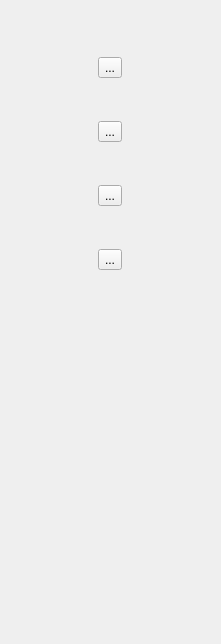
This is src/GUI/sideMenu/sideMenuWidget.ui in firemeatman/C-Light-IDE as Qt 5 draws it before an edit. The edited form follows.
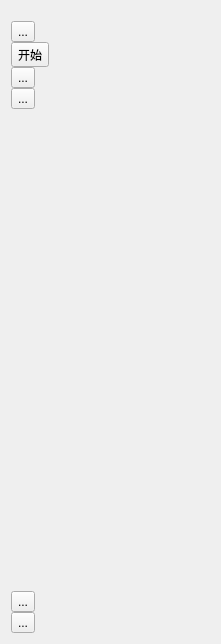
This is the edited form. Icons and pictures are not drawn.

```diff
--- a/src/GUI/sideMenu/sideMenuWidget.ui
+++ b/src/GUI/sideMenu/sideMenuWidget.ui
@@ -10,46 +10,295 @@
     <height>644</height>
    </rect>
   </property>
+  <property name="sizePolicy">
+   <sizepolicy hsizetype="Expanding" vsizetype="Expanding">
+    <horstretch>0</horstretch>
+    <verstretch>0</verstretch>
+   </sizepolicy>
+  </property>
   <property name="windowTitle">
    <string>Form</string>
   </property>
-  <layout class="QGridLayout" name="gridLayout_2">
-   <item row="0" column="0">
-    <widget class="QWidget" name="widget" native="true">
-     <layout class="QGridLayout" name="gridLayout">
-      <item row="0" column="0">
-       <widget class="QToolButton" name="toolButton">
-        <property name="text">
-         <string>...</string>
+  <property name="styleSheet">
+   <string notr="true">#SideMenuWidget{
+
+	border: 2px;
+}</string>
+  </property>
+  <layout class="QVBoxLayout" name="verticalLayout_4">
+   <item>
+    <widget class="QWidget" name="widget_1" native="true">
+     <property name="sizePolicy">
+      <sizepolicy hsizetype="Preferred" vsizetype="Expanding">
+       <horstretch>0</horstretch>
+       <verstretch>0</verstretch>
+      </sizepolicy>
+     </property>
+     <property name="styleSheet">
+      <string notr="true">#widget_1 {
+	border: 2px solid rgb(89, 89, 89);
+}
+
+#widget_3 {
+	border: 0px;
+	margin: 0px;
+	padding: 0px;
+}
+
+#widget_4 {
+	border: 2px solid rgb(255, 85, 0);
+	margin: 2px;
+	padding: 2px;
+}
+
+#widget_3 &gt;  QToolButton{
+	color: rgb(0, 0, 0);
+	border: 0px;
+	margin-top: 0px;
+	margin-bottom: 0px;
+	margin-left: 2px;
+	margin-right: 2px;
+	padding: 0px;
+}
+
+#widget_3 &gt; QToolButton:hover {
+    background-color: rgb(207, 216, 255);
+}
+
+#widget_3 &gt; QToolButton:pressed {
+    background-color: rgb(157, 162, 255);
+}
+
+#widget_3 &gt; QToolButton:disabled {
+    color: rgb(131, 131, 131);
+}
+</string>
+     </property>
+     <layout class="QVBoxLayout" name="verticalLayout_3">
+      <property name="leftMargin">
+       <number>0</number>
+      </property>
+      <property name="topMargin">
+       <number>0</number>
+      </property>
+      <property name="rightMargin">
+       <number>0</number>
+      </property>
+      <property name="bottomMargin">
+       <number>0</number>
+      </property>
+      <item>
+       <widget class="QWidget" name="widget_3" native="true">
+        <property name="sizePolicy">
+         <sizepolicy hsizetype="Expanding" vsizetype="Fixed">
+          <horstretch>0</horstretch>
+          <verstretch>0</verstretch>
+         </sizepolicy>
         </property>
-       </widget>
-      </item>
-      <item row="1" column="0">
-       <widget class="QToolButton" name="toolButton_2">
-        <property name="text">
-         <string>...</string>
+        <property name="styleSheet">
+         <string notr="true"/>
         </property>
+        <layout class="QVBoxLayout" name="verticalLayout">
+         <property name="spacing">
+          <number>0</number>
+         </property>
+         <property name="leftMargin">
+          <number>0</number>
+         </property>
+         <property name="topMargin">
+          <number>10</number>
+         </property>
+         <property name="rightMargin">
+          <number>0</number>
+         </property>
+         <property name="bottomMargin">
+          <number>10</number>
+         </property>
+         <item>
+          <widget class="QToolButton" name="toolButton">
+           <property name="styleSheet">
+            <string notr="true"/>
+           </property>
+           <property name="text">
+            <string>...</string>
+           </property>
+           <property name="icon">
+            <iconset>
+             <normaloff>../../../resource/play_regular_icon_512px.png</normaloff>../../../resource/play_regular_icon_512px.png</iconset>
+           </property>
+           <property name="iconSize">
+            <size>
+             <width>50</width>
+             <height>50</height>
+            </size>
+           </property>
+          </widget>
+         </item>
+         <item>
+          <widget class="QToolButton" name="toolButton_2">
+           <property name="text">
+            <string>开始</string>
+           </property>
+           <property name="icon">
+            <iconset>
+             <normaloff>../../../resource/play_regular_icon_512px.png</normaloff>../../../resource/play_regular_icon_512px.png</iconset>
+           </property>
+           <property name="iconSize">
+            <size>
+             <width>50</width>
+             <height>50</height>
+            </size>
+           </property>
+           <property name="toolButtonStyle">
+            <enum>Qt::ToolButtonTextUnderIcon</enum>
+           </property>
+          </widget>
+         </item>
+         <item>
+          <widget class="QToolButton" name="toolButton_3">
+           <property name="sizePolicy">
+            <sizepolicy hsizetype="Fixed" vsizetype="Fixed">
+             <horstretch>0</horstretch>
+             <verstretch>0</verstretch>
+            </sizepolicy>
+           </property>
+           <property name="text">
+            <string>...</string>
+           </property>
+           <property name="icon">
+            <iconset>
+             <normaloff>../../../resource/play_regular_icon_512px.png</normaloff>../../../resource/play_regular_icon_512px.png</iconset>
+           </property>
+           <property name="iconSize">
+            <size>
+             <width>50</width>
+             <height>50</height>
+            </size>
+           </property>
+          </widget>
+         </item>
+         <item>
+          <widget class="QToolButton" name="toolButton_4">
+           <property name="text">
+            <string>...</string>
+           </property>
+           <property name="icon">
+            <iconset>
+             <normaloff>../../../resource/play_regular_icon_512px.png</normaloff>../../../resource/play_regular_icon_512px.png</iconset>
+           </property>
+           <property name="iconSize">
+            <size>
+             <width>50</width>
+             <height>50</height>
+            </size>
+           </property>
+          </widget>
+         </item>
+        </layout>
        </widget>
       </item>
-      <item row="2" column="0">
-       <widget class="QToolButton" name="toolButton_3">
-        <property name="text">
-         <string>...</string>
-        </property>
-       </widget>
-      </item>
-      <item row="3" column="0">
-       <widget class="QToolButton" name="toolButton_4">
-        <property name="text">
-         <string>...</string>
+      <item>
+       <widget class="QWidget" name="widget_4" native="true">
+        <property name="sizePolicy">
+         <sizepolicy hsizetype="Expanding" vsizetype="Expanding">
+          <horstretch>0</horstretch>
+          <verstretch>0</verstretch>
+         </sizepolicy>
         </property>
        </widget>
       </item>
      </layout>
     </widget>
    </item>
-   <item row="1" column="0">
-    <widget class="QWidget" name="widget_2" native="true"/>
+   <item>
+    <widget class="QWidget" name="widget_2" native="true">
+     <property name="sizePolicy">
+      <sizepolicy hsizetype="Expanding" vsizetype="Fixed">
+       <horstretch>0</horstretch>
+       <verstretch>0</verstretch>
+      </sizepolicy>
+     </property>
+     <property name="styleSheet">
+      <string notr="true">#widget_2{
+	border:2px solid rgb(89, 89, 89);
+	margin: 0px;
+}
+
+#widget_2 &gt; QToolButton{
+    border: 0px solid #555;
+	margin-left: 2px;
+	margin-right: 2px;
+    padding: 0px;
+    color: rgb(0, 0, 0);
+}
+
+#widget_2 &gt; QToolButton:hover {
+    background-color: rgb(194, 194, 255);
+}
+
+#widget_2 &gt; QToolButton:pressed {
+    background-color: rgb(151, 144, 255);
+    border-color: rgb(255, 255, 255);
+}</string>
+     </property>
+     <layout class="QVBoxLayout" name="verticalLayout_2">
+      <property name="spacing">
+       <number>0</number>
+      </property>
+      <property name="leftMargin">
+       <number>0</number>
+      </property>
+      <property name="topMargin">
+       <number>0</number>
+      </property>
+      <property name="rightMargin">
+       <number>0</number>
+      </property>
+      <property name="bottomMargin">
+       <number>0</number>
+      </property>
+      <item>
+       <widget class="QToolButton" name="toolButton_6">
+        <property name="styleSheet">
+         <string notr="true"/>
+        </property>
+        <property name="text">
+         <string>...</string>
+        </property>
+        <property name="icon">
+         <iconset>
+          <normaloff>../../../resource/play_regular_icon_512px.png</normaloff>../../../resource/play_regular_icon_512px.png</iconset>
+        </property>
+        <property name="iconSize">
+         <size>
+          <width>50</width>
+          <height>50</height>
+         </size>
+        </property>
+       </widget>
+      </item>
+      <item>
+       <widget class="QToolButton" name="toolButton_5">
+        <property name="styleSheet">
+         <string notr="true"/>
+        </property>
+        <property name="text">
+         <string>...</string>
+        </property>
+        <property name="icon">
+         <iconset>
+          <normaloff>../../../resource/play_regular_icon_512px.png</normaloff>../../../resource/play_regular_icon_512px.png</iconset>
+        </property>
+        <property name="iconSize">
+         <size>
+          <width>50</width>
+          <height>50</height>
+         </size>
+        </property>
+       </widget>
+      </item>
+     </layout>
+    </widget>
    </item>
   </layout>
  </widget>
```
